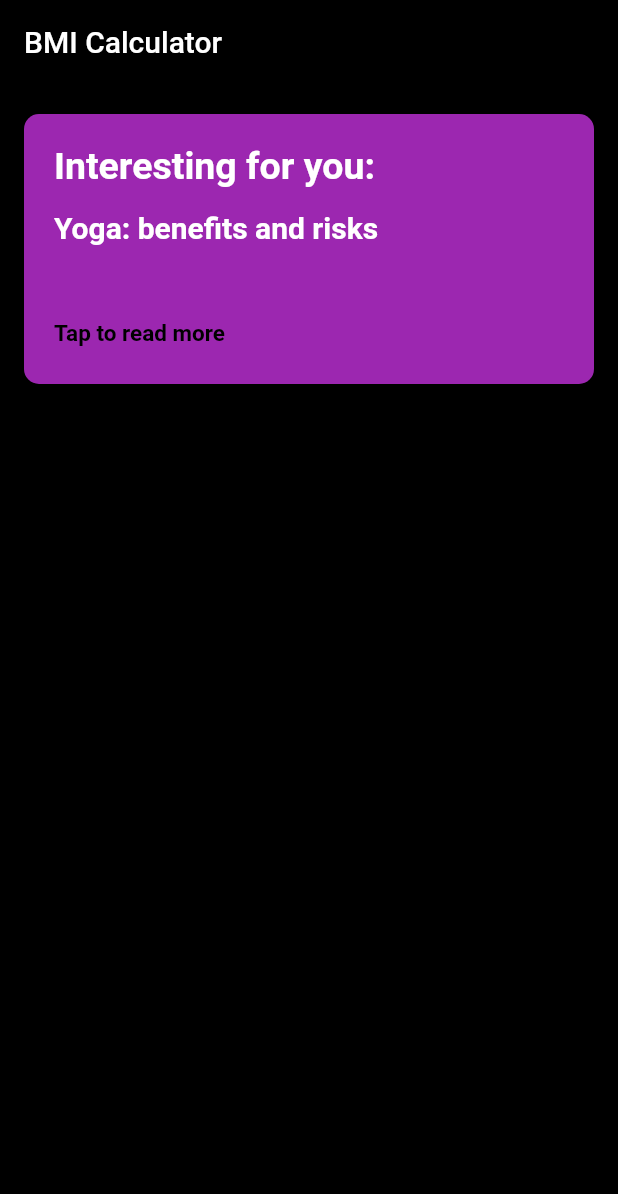
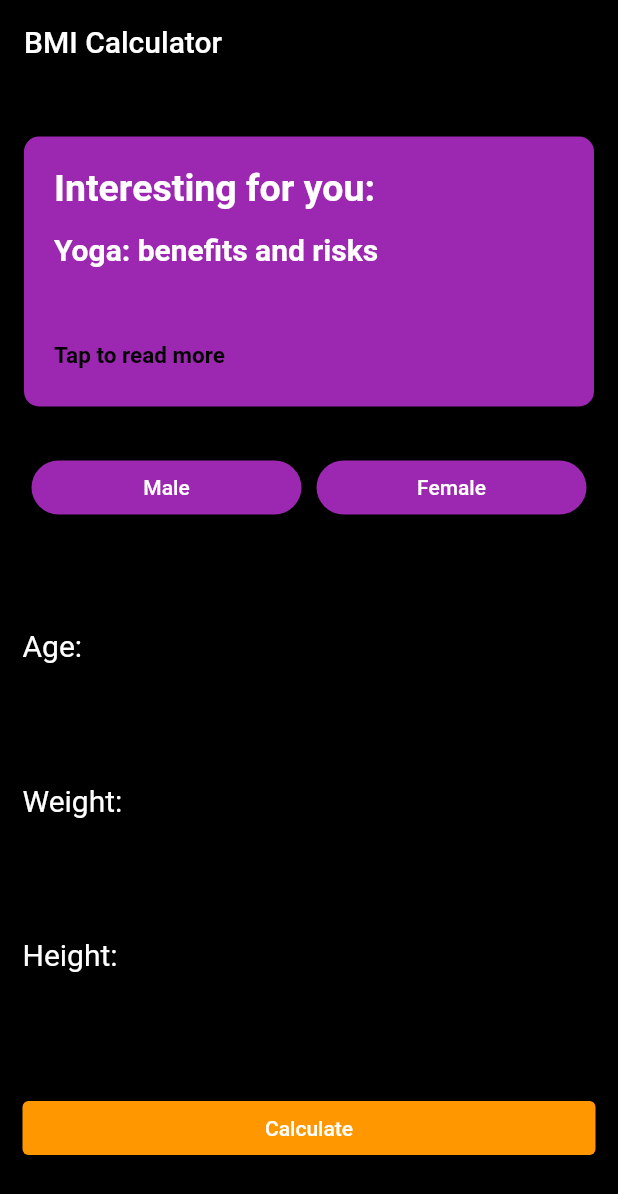
Before and after one commit to harishngt/flutterChallenge, a Flutter app: the screen it shows after launch, on a phone screen of 412 x 824 dp. Shown: the top 1194 px of the screen. Run offline on Flutter 3.47's test engine with Material 2 defaults, Android fonts, the phone set to English and light mode, and no system bars.

Commit message:
Interface and Input created
User inputs values are added using textfiled and gender and calculate buttons are added.

```diff
--- a/BMIcalculator/lib/mainscreen.dart
+++ b/BMIcalculator/lib/mainscreen.dart
@@ -12,6 +12,11 @@ class homepg extends StatefulWidget {
 }
 
 class _homepgState extends State<homepg> {
+  bool buttonindex = false;
+  List<String> chipcontent = [
+    'Male',
+    'Female',
+  ];
   @override
   Widget build(BuildContext context) {
     return Scaffold(
@@ -21,6 +26,7 @@ class _homepgState extends State<homepg> {
         backgroundColor: Colors.black,
       ),
       body: Container(
+        padding: EdgeInsets.all(15),
         child: Column(
           children: [
             SizedBox(
@@ -56,11 +62,106 @@ class _homepgState extends State<homepg> {
                 ],
               ),
             ),
-            SizedBox(height: 30),
-            Container(),
+            SizedBox(
+              height: 30,
+            ),
+            Row(
+              mainAxisAlignment: MainAxisAlignment.center,
+              children: [
+                for (int i = 0; i < chipcontent.length; i++)
+                  chips(
+                    id: i,
+                    name: chipcontent[i],
+                  )
+              ],
+            ),
+            SizedBox(
+              height: 70,
+            ),
+            Column(
+              crossAxisAlignment: CrossAxisAlignment.center,
+              children: [
+                Row(
+                  children: [
+                    Text(
+                      'Age:',
+                      style: TextStyle(color: Colors.white, fontSize: 20),
+                    ),
+                  ],
+                ),
+                SizedBox(
+                  height: 80,
+                ),
+                Row(
+                  children: [
+                    Text(
+                      'Weight:',
+                      style: TextStyle(color: Colors.white, fontSize: 20),
+                    ),
+                  ],
+                ),
+                SizedBox(
+                  height: 80,
+                ),
+                Row(
+                  children: [
+                    Text(
+                      'Height:',
+                      style: TextStyle(color: Colors.white, fontSize: 20),
+                    ),
+                  ],
+                ),
+                SizedBox(
+                  height: 80,
+                ),
+                SizedBox(
+                    width: 400,
+                    child: TextButton(
+                        onPressed: () {},
+                        style: ButtonStyle(
+                            backgroundColor:
+                                MaterialStateProperty.all(Colors.orange),
+                            foregroundColor:
+                                MaterialStateProperty.all(Colors.white)),
+                        child: Text('Calculate')))
+              ],
+            )
           ],
         ),
       ),
     );
   }
+
+  Widget chips({
+    int id = 0,
+    String name = 'Male',
+  }) {
+    return Container(
+      margin: EdgeInsets.symmetric(horizontal: 5),
+      width: 180,
+      child: TextButton(
+        onPressed: () {
+          buttonindex = true;
+        },
+        style: TextButton.styleFrom(
+          foregroundColor: Colors.white,
+          backgroundColor:
+              (buttonindex = true) ? (Colors.purple) : (Colors.pink),
+          padding: EdgeInsets.symmetric(
+            horizontal: 10,
+            vertical: 5,
+          ),
+          shape: RoundedRectangleBorder(
+            borderRadius: BorderRadius.circular(20),
+          ),
+        ),
+        child: Text(
+          name,
+          style: TextStyle(
+            color: Colors.white,
+          ),
+        ),
+      ),
+    );
+  }
 }
--- a/BMIcalculator/pubspec.yaml
+++ b/BMIcalculator/pubspec.yaml
@@ -30,8 +30,7 @@ environment:
 dependencies:
   flutter:
     sdk: flutter
-
-
+  custom_radio_grouped_button: any
   # The following adds the Cupertino Icons font to your application.
   # Use with the CupertinoIcons class for iOS style icons.
   cupertino_icons: ^1.0.2
```
Also changed, not shown: BMIcalculator/pubspec.lock.
